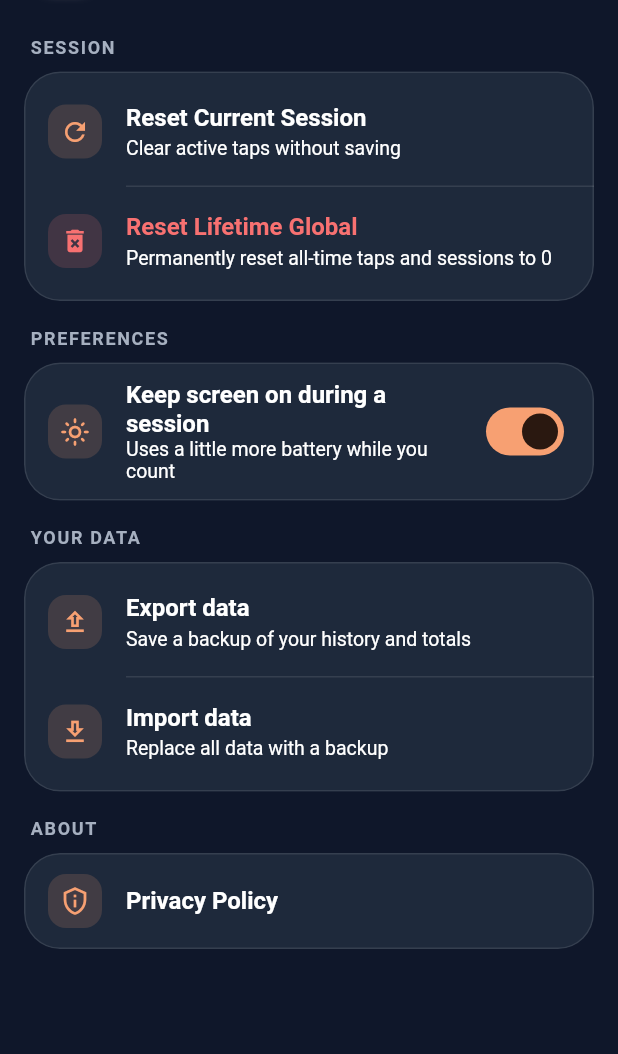
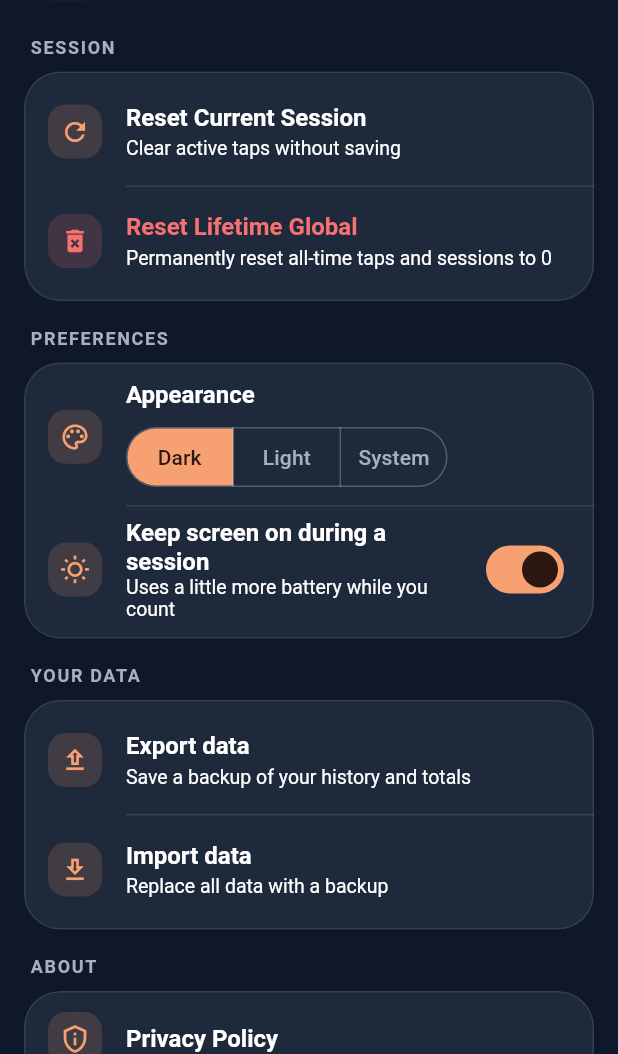
Before and after one commit to edulabrador/sushicounter, a Flutter app: the screen it shows after launch, after a tap on the "settings" icon, on a phone screen of 412 x 824 dp, the part 182-1236 px from its top. Run offline on Flutter 3.47's test engine with Material 3 defaults, Android fonts, the phone set to English and light mode, and no system bars; our stand-ins replace fl_chart, flutter_riverpod, hive_ce, hive_ce_flutter; accounts and stored records are empty.

Commit message:
Add an optional light theme
Settings gains an Appearance choice (Dark, Light, System) stored in
preferences; Dark stays the default. Colors move to AppColors.dark and
AppColors.light tokens, both checked for WCAG AA contrast.

Co-Authored-By: Claude Opus 5.5 <noreply@anthropic.com>
Claude-Session: https://claude.ai/code/session_01QzMVMpkwSeRGL1PdKq2crE

```diff
--- a/lib/core/storage/preferences.dart
+++ b/lib/core/storage/preferences.dart
@@ -2,19 +2,35 @@ import 'package:hive_ce/hive.dart';
 
 /// User settings, kept apart from history so tests and features that only
 /// need settings do not depend on the session storage.
+/// How the app picks light or dark colors.
+enum Appearance { dark, light, system }
+
 abstract class Preferences {
   bool get keepScreenOn;
   Future<void> setKeepScreenOn(bool value);
+
+  /// Dark unless the user chose otherwise, so updates never change the look.
+  Appearance get appearance;
+  Future<void> setAppearance(Appearance value);
 }
 
 class InMemoryPreferences implements Preferences {
-  InMemoryPreferences({this.keepScreenOn = true});
+  InMemoryPreferences({
+    this.keepScreenOn = true,
+    this.appearance = Appearance.dark,
+  });
 
   @override
   bool keepScreenOn;
 
   @override
+  Appearance appearance;
+
+  @override
   Future<void> setKeepScreenOn(bool value) async => keepScreenOn = value;
+
+  @override
+  Future<void> setAppearance(Appearance value) async => appearance = value;
 }
 
 /// Stored in the app-state box, where 0.3.0 already saved the setting.
@@ -22,6 +38,7 @@ class HivePreferences implements Preferences {
   HivePreferences(this._box);
 
   static const _keepScreenOnKey = 'keep_screen_on';
+  static const _appearanceKey = 'appearance';
   final Box _box;
 
   @override
@@ -30,4 +47,14 @@ class HivePreferences implements Preferences {
 
   @override
   Future<void> setKeepScreenOn(bool value) => _box.put(_keepScreenOnKey, value);
+
+  @override
+  Appearance get appearance => Appearance.values.firstWhere(
+    (value) => value.name == _box.get(_appearanceKey),
+    orElse: () => Appearance.dark,
+  );
+
+  @override
+  Future<void> setAppearance(Appearance value) =>
+      _box.put(_appearanceKey, value.name);
 }
--- a/lib/core/theme/app_theme.dart
+++ b/lib/core/theme/app_theme.dart
@@ -1,4 +1,5 @@
 import 'package:flutter/material.dart';
+import 'package:flutter/services.dart';
 
 import '../../shared/art/sushi_art.dart';
 import 'app_colors.dart';
@@ -6,15 +7,18 @@ import 'app_colors.dart';
 export 'app_colors.dart';
 
 class AppTheme {
-  static ThemeData get darkTheme {
-    const colors = AppColors.dark;
+  static ThemeData get darkTheme => build(AppColors.dark);
+  static ThemeData get lightTheme => build(AppColors.light);
+
+  static ThemeData build(AppColors colors) {
+    final dark = colors.brightness == Brightness.dark;
     final rounded = RoundedRectangleBorder(
       borderRadius: BorderRadius.circular(20),
     );
     return ThemeData(
-      brightness: Brightness.dark,
+      brightness: colors.brightness,
       primaryColor: colors.accent,
-      colorScheme: ColorScheme.dark(
+      colorScheme: (dark ? ColorScheme.dark : ColorScheme.light)(
         primary: colors.accent,
         onPrimary: colors.onAccent,
         secondary: SushiPalette.salmonStripe,
@@ -23,12 +27,15 @@ class AppTheme {
         error: colors.danger,
       ),
       scaffoldBackgroundColor: colors.background,
-      extensions: const [colors],
+      extensions: [colors],
       appBarTheme: AppBarTheme(
         backgroundColor: Colors.transparent,
         surfaceTintColor: Colors.transparent,
         elevation: 0,
         centerTitle: true,
+        systemOverlayStyle: dark
+            ? SystemUiOverlayStyle.light
+            : SystemUiOverlayStyle.dark,
         iconTheme: IconThemeData(color: colors.textMuted),
         titleTextStyle: TextStyle(
           color: colors.text,
@@ -43,7 +50,7 @@ class AppTheme {
         margin: EdgeInsets.zero,
         shape: RoundedRectangleBorder(
           borderRadius: BorderRadius.circular(24),
-          side: const BorderSide(color: Colors.white10, width: 1),
+          side: BorderSide(color: colors.outline, width: 1),
         ),
       ),
       filledButtonTheme: FilledButtonThemeData(
@@ -60,7 +67,7 @@ class AppTheme {
           selectedBackgroundColor: colors.accent,
           selectedForegroundColor: colors.onAccent,
           foregroundColor: colors.textMuted,
-          side: const BorderSide(color: Colors.white24),
+          side: BorderSide(color: colors.outlineStrong),
         ),
       ),
       navigationBarTheme: NavigationBarThemeData(
@@ -87,13 +94,13 @@ class AppTheme {
       ),
       progressIndicatorTheme: ProgressIndicatorThemeData(
         color: colors.accent,
-        linearTrackColor: Colors.white12,
+        linearTrackColor: colors.outline,
       ),
       snackBarTheme: SnackBarThemeData(
         behavior: SnackBarBehavior.floating,
         shape: rounded,
       ),
-      dividerTheme: const DividerThemeData(color: Colors.white10),
+      dividerTheme: DividerThemeData(color: colors.outline),
       dialogTheme: DialogThemeData(
         backgroundColor: colors.surface,
         surfaceTintColor: Colors.transparent,
@@ -113,7 +120,7 @@ class AppTheme {
         backgroundColor: colors.surface,
         surfaceTintColor: Colors.transparent,
         showDragHandle: true,
-        dragHandleColor: Colors.white24,
+        dragHandleColor: colors.outlineStrong,
         shape: const RoundedRectangleBorder(
           borderRadius: BorderRadius.vertical(top: Radius.circular(28)),
         ),
@@ -154,11 +161,11 @@ class AppTheme {
         hintStyle: TextStyle(color: colors.textMuted.withValues(alpha: 0.6)),
         border: OutlineInputBorder(
           borderRadius: BorderRadius.circular(14),
-          borderSide: const BorderSide(color: Colors.white24),
+          borderSide: BorderSide(color: colors.outlineStrong),
         ),
         enabledBorder: OutlineInputBorder(
           borderRadius: BorderRadius.circular(14),
-          borderSide: const BorderSide(color: Colors.white24),
+          borderSide: BorderSide(color: colors.outlineStrong),
         ),
         focusedBorder: OutlineInputBorder(
           borderRadius: BorderRadius.circular(14),
--- a/lib/features/counter/widgets/sushi_button.dart
+++ b/lib/features/counter/widgets/sushi_button.dart
@@ -3,6 +3,7 @@ import 'dart:math' as math;
 import 'package:flutter/material.dart';
 import 'package:flutter/services.dart';
 
+import '../../../core/theme/app_colors.dart';
 import '../../../l10n/l10n.dart';
 import '../../../shared/art/sushi_art.dart';
 
@@ -148,7 +149,7 @@ class _SushiButtonState extends State<SushiButton>
           decoration: BoxDecoration(
             borderRadius: BorderRadius.circular(widget.size / 2),
             border: _showFocus
-                ? Border.all(color: Colors.white, width: 3)
+                ? Border.all(color: context.colors.text, width: 3)
                 : null,
           ),
           child: GestureDetector(
--- a/lib/features/settings/providers/preferences_provider.dart
+++ b/lib/features/settings/providers/preferences_provider.dart
@@ -1,4 +1,7 @@
+import 'package:flutter/material.dart';
 import 'package:flutter_riverpod/flutter_riverpod.dart';
+
+import '../../../core/storage/preferences.dart';
 
 import '../../../core/providers/storage_provider.dart';
 
@@ -21,3 +24,31 @@ class KeepScreenOnNotifier extends Notifier<bool> {
 final keepScreenOnProvider = NotifierProvider<KeepScreenOnNotifier, bool>(
   KeepScreenOnNotifier.new,
 );
+
+class AppearanceNotifier extends Notifier<Appearance> {
+  @override
+  Appearance build() => ref.watch(storageProvider).preferences.appearance;
+
+  Future<void> set(Appearance value) async {
+    final previous = state;
+    state = value;
+    try {
+      await ref.read(storageProvider).preferences.setAppearance(value);
+    } catch (_) {
+      if (ref.mounted) state = previous;
+      rethrow;
+    }
+  }
+}
+
+final appearanceProvider = NotifierProvider<AppearanceNotifier, Appearance>(
+  AppearanceNotifier.new,
+);
+
+final themeModeProvider = Provider<ThemeMode>(
+  (ref) => switch (ref.watch(appearanceProvider)) {
+    Appearance.dark => ThemeMode.dark,
+    Appearance.light => ThemeMode.light,
+    Appearance.system => ThemeMode.system,
+  },
+);
--- a/lib/features/settings/views/sections/preferences_section.dart
+++ b/lib/features/settings/views/sections/preferences_section.dart
@@ -1,6 +1,7 @@
 import 'package:flutter/material.dart';
 import 'package:flutter_riverpod/flutter_riverpod.dart';
 
+import '../../../../core/storage/preferences.dart';
 import '../../../../l10n/l10n.dart';
 import '../../providers/preferences_provider.dart';
 import '../settings_dialogs.dart';
@@ -8,23 +9,70 @@ import '../settings_dialogs.dart';
 class PreferencesSettingsSection extends ConsumerWidget {
   const PreferencesSettingsSection({super.key});
 
+  Future<void> _save(
+    BuildContext context,
+    Future<void> Function() write,
+  ) async {
+    final failed = context.l10n.couldNotSaveSetting;
+    try {
+      await write();
+    } catch (_) {
+      if (context.mounted) showSettingsMessage(context, failed);
+    }
+  }
+
   @override
   Widget build(BuildContext context, WidgetRef ref) {
     final l10n = context.l10n;
-    return SwitchListTile(
-      secondary: const SettingsIcon(Icons.light_mode_outlined),
-      title: Text(l10n.keepScreenOnTitle),
-      subtitle: Text(l10n.keepScreenOnSubtitle),
-      value: ref.watch(keepScreenOnProvider),
-      onChanged: (value) async {
-        try {
-          await ref.read(keepScreenOnProvider.notifier).set(value);
-        } catch (_) {
-          if (context.mounted) {
-            showSettingsMessage(context, l10n.couldNotSaveSetting);
-          }
-        }
-      },
+    final appearance = ref.watch(appearanceProvider);
+    return Column(
+      children: [
+        ListTile(
+          leading: const SettingsIcon(Icons.palette_outlined),
+          title: Text(l10n.appearanceTitle),
+          subtitle: Padding(
+            padding: const EdgeInsets.only(top: 8),
+            child: SingleChildScrollView(
+              scrollDirection: Axis.horizontal,
+              child: SegmentedButton<Appearance>(
+                showSelectedIcon: false,
+                segments: [
+                  ButtonSegment(
+                    value: Appearance.dark,
+                    label: Text(l10n.appearanceDark),
+                  ),
+                  ButtonSegment(
+                    value: Appearance.light,
+                    label: Text(l10n.appearanceLight),
+                  ),
+                  ButtonSegment(
+                    value: Appearance.system,
+                    label: Text(l10n.appearanceSystem),
+                  ),
+                ],
+                selected: {appearance},
+                onSelectionChanged: (selection) => _save(
+                  context,
+                  () => ref
+                      .read(appearanceProvider.notifier)
+                      .set(selection.first),
+                ),
+              ),
+            ),
+          ),
+        ),
+        const Divider(height: 1, indent: 68),
+        SwitchListTile(
+          secondary: const SettingsIcon(Icons.wb_sunny_outlined),
+          title: Text(l10n.keepScreenOnTitle),
+          subtitle: Text(l10n.keepScreenOnSubtitle),
+          value: ref.watch(keepScreenOnProvider),
+          onChanged: (value) => _save(
+            context,
+            () => ref.read(keepScreenOnProvider.notifier).set(value),
+          ),
+        ),
+      ],
     );
   }
 }
--- a/lib/features/settings/views/sections/session_section.dart
+++ b/lib/features/settings/views/sections/session_section.dart
@@ -150,7 +150,7 @@ class _ResetLifetimeDialogState extends State<_ResetLifetimeDialog> {
         ElevatedButton(
           style: ElevatedButton.styleFrom(
             backgroundColor: danger,
-            foregroundColor: Colors.black,
+            foregroundColor: context.colors.onDanger,
           ),
           onPressed: _matches ? () => Navigator.pop(context, true) : null,
           child: Text(l10n.confirmReset),
--- a/lib/features/stats/widgets/trend_chart.dart
+++ b/lib/features/stats/widgets/trend_chart.dart
@@ -76,10 +76,10 @@ class TrendChart extends StatelessWidget {
             show: true,
             drawVerticalLine: false,
             horizontalInterval: yStep.toDouble(),
-            getDrawingHorizontalLine: (_) => const FlLine(
-              color: Colors.white10,
+            getDrawingHorizontalLine: (_) => FlLine(
+              color: colors.outline,
               strokeWidth: 1,
-              dashArray: [4, 6],
+              dashArray: const [4, 6],
             ),
           ),
           borderData: FlBorderData(show: false),
--- a/lib/l10n/app_en.arb
+++ b/lib/l10n/app_en.arb
@@ -404,5 +404,9 @@
         "type": "String"
       }
     }
-  }
+  },
+  "appearanceTitle": "Appearance",
+  "appearanceDark": "Dark",
+  "appearanceLight": "Light",
+  "appearanceSystem": "System"
 }
--- a/lib/l10n/app_es.arb
+++ b/lib/l10n/app_es.arb
@@ -169,5 +169,9 @@
   "achExplorerDesc": "Come en 3 restaurantes distintos",
   "showAsList": "Ver como lista",
   "showAsChart": "Ver como gráfico",
-  "weekOf": "Semana del {date}"
+  "weekOf": "Semana del {date}",
+  "appearanceTitle": "Apariencia",
+  "appearanceDark": "Oscuro",
+  "appearanceLight": "Claro",
+  "appearanceSystem": "Sistema"
 }
--- a/lib/main.dart
+++ b/lib/main.dart
@@ -6,6 +6,7 @@ import 'core/storage/hive_repository.dart';
 import 'core/providers/storage_provider.dart';
 import 'core/theme/app_theme.dart';
 import 'l10n/l10n.dart';
+import 'features/settings/providers/preferences_provider.dart';
 import 'shared/art/sushi_art.dart';
 import 'shared/widgets/bottom_nav.dart';
 import 'shared/widgets/launch_action_controller.dart';
@@ -17,9 +18,15 @@ void main() {
 }
 
 /// Shared by the startup screens and the app so both speak the same language.
-MaterialApp _localizedApp({required Widget home, String? title}) => MaterialApp(
+MaterialApp _localizedApp({
+  required Widget home,
+  String? title,
+  ThemeMode themeMode = ThemeMode.dark,
+}) => MaterialApp(
   title: title ?? 'Sushi Tracker',
-  theme: AppTheme.darkTheme,
+  theme: AppTheme.lightTheme,
+  darkTheme: AppTheme.darkTheme,
+  themeMode: themeMode,
   home: home,
   debugShowCheckedModeBanner: false,
   localizationsDelegates: const [
@@ -139,12 +146,13 @@ class _StartupError extends StatelessWidget {
   );
 }
 
-class SushiScoreApp extends StatelessWidget {
+class SushiScoreApp extends ConsumerWidget {
   const SushiScoreApp({super.key});
 
   @override
-  Widget build(BuildContext context) => _localizedApp(
+  Widget build(BuildContext context, WidgetRef ref) => _localizedApp(
     title: 'Sushi Tracker',
+    themeMode: ref.watch(themeModeProvider),
     home: const LaunchActionController(
       child: ScreenAwakeController(child: RootNavigation()),
     ),
```
Also changed, not shown: lib/core/theme/app_colors.dart (+63 -8 lines), lib/features/stats/widgets/weekly_chart.dart (+4 -4 lines), lib/l10n/generated/app_localizations.dart, lib/l10n/generated/app_localizations_en.dart, lib/l10n/generated/app_localizations_es.dart, 8 other files.
